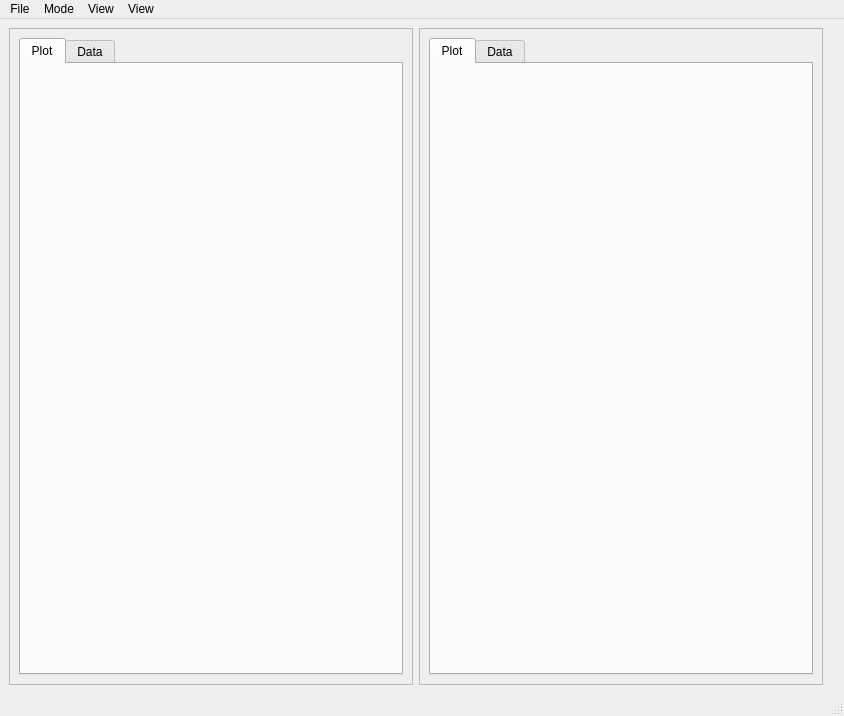
Old version of the form window.ui in the repository LanceFiondella/SFRAT.
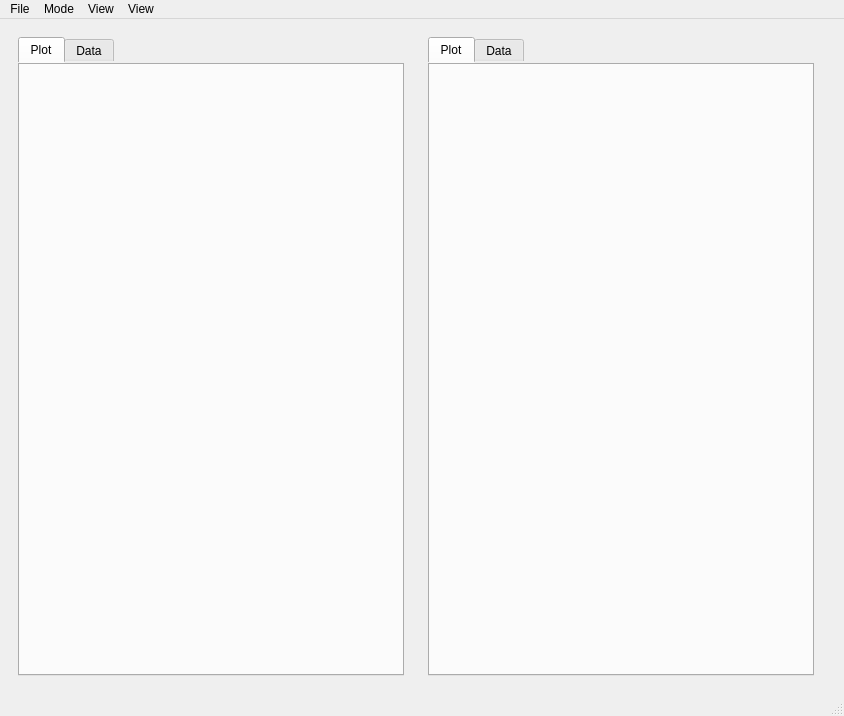
New version of the form.

Patch:
```diff
--- a/window.ui
+++ b/window.ui
@@ -27,6 +27,9 @@
     </item>
     <item row="0" column="1">
      <widget class="QFrame" name="applyModels">
+      <property name="styleSheet">
+       <string notr="true">border:0</string>
+      </property>
       <property name="frameShape">
        <enum>QFrame::StyledPanel</enum>
       </property>
@@ -71,6 +74,9 @@
       <property name="autoFillBackground">
        <bool>false</bool>
       </property>
+      <property name="styleSheet">
+       <string notr="true">border:0</string>
+      </property>
       <property name="frameShape">
        <enum>QFrame::StyledPanel</enum>
       </property>
```
Left out of the diff: 8 changed lines with no effect on the pictures.
